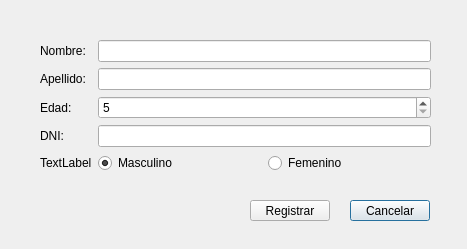
This is PA2/PA2_Ejercicio02_Villanueva_Rojas/Ejercicio_02/registrarclientegui.ui in JMOrbegoso/USS-2021-II-PP as Qt 5 draws it before an edit. The edited form follows.
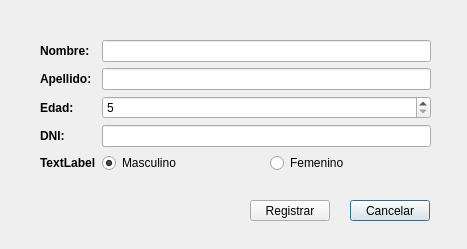
This is the edited form.

```diff
--- a/PA2/PA2_Ejercicio02_Villanueva_Rojas/Ejercicio_02/registrarclientegui.ui
+++ b/PA2/PA2_Ejercicio02_Villanueva_Rojas/Ejercicio_02/registrarclientegui.ui
@@ -25,6 +25,12 @@
    <layout class="QFormLayout" name="formLayout">
     <item row="0" column="0">
      <widget class="QLabel" name="label">
+      <property name="font">
+       <font>
+        <weight>75</weight>
+        <bold>true</bold>
+       </font>
+      </property>
       <property name="text">
        <string>Nombre:</string>
       </property>
@@ -32,6 +38,12 @@
     </item>
     <item row="1" column="0">
      <widget class="QLabel" name="label_2">
+      <property name="font">
+       <font>
+        <weight>75</weight>
+        <bold>true</bold>
+       </font>
+      </property>
       <property name="text">
        <string>Apellido:</string>
       </property>
@@ -39,6 +51,13 @@
     </item>
     <item row="2" column="0">
      <widget class="QLabel" name="label_3">
+      <property name="font">
+       <font>
+        <weight>75</weight>
+        <italic>false</italic>
+        <bold>true</bold>
+       </font>
+      </property>
       <property name="text">
        <string>Edad:</string>
       </property>
@@ -46,6 +65,12 @@
     </item>
     <item row="3" column="0">
      <widget class="QLabel" name="label_4">
+      <property name="font">
+       <font>
+        <weight>75</weight>
+        <bold>true</bold>
+       </font>
+      </property>
       <property name="text">
        <string>DNI:</string>
       </property>
@@ -53,6 +78,12 @@
     </item>
     <item row="4" column="0">
      <widget class="QLabel" name="label_5">
+      <property name="font">
+       <font>
+        <weight>75</weight>
+        <bold>true</bold>
+       </font>
+      </property>
       <property name="text">
        <string>TextLabel</string>
       </property>
```
Left out of the diff: 10 changed lines with no effect on the pictures.
